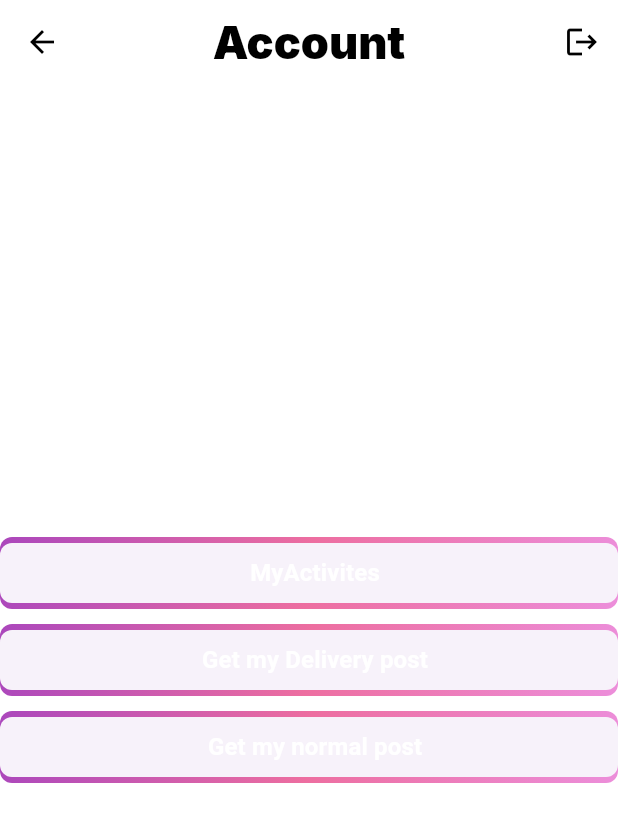
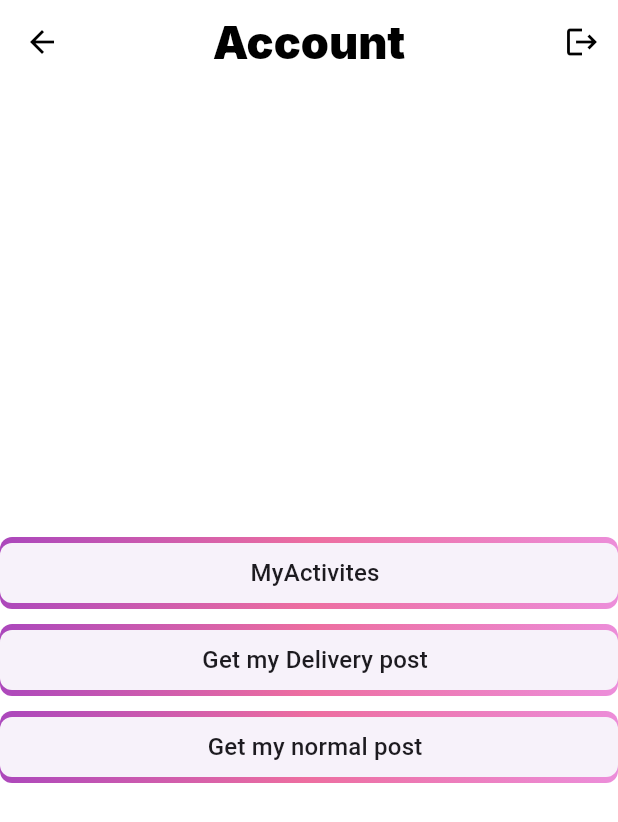
Before and after one commit to OnyemaAnthony/carshop_mobile, a Flutter app: the AccountScreen screen opened directly, on a phone screen of 412 x 824 dp. Shown: the top 822 px of the screen. Run offline on Flutter 3.47's test engine with Material 2 defaults, Android fonts, the phone set to English and light mode, and no system bars; our stand-ins replace appinio_swiper, bloc, card_swiper, dio, equatable, firebase_auth and 12 more; missing offline and left inert: aad_oauth, carshop_clientsdk, flutter_facebook_auth, jwt_decode; accounts and stored records are empty.

Commit message:
add dark theme fix merge conflict

```diff
--- a/lib/blocs/comment/comment_event.dart
+++ b/lib/blocs/comment/comment_event.dart
@@ -9,7 +9,7 @@ abstract class CommentEvent extends Equatable {
 
 class GetAllCommentsEvent extends CommentEvent {
   final String parentId;
-//final GetManyCommentsDto getManyCommentsDto;
+
   const GetAllCommentsEvent(this.parentId);
 }
 
--- a/lib/screens/comment_screen.dart
+++ b/lib/screens/comment_screen.dart
@@ -5,8 +5,6 @@ import 'package:flutter_bloc/flutter_bloc.dart';
 import '../blocs/comment/comment_bloc.dart';
 
 class CommentScreen extends StatefulWidget {
-  const CommentScreen({super.key});
-
   @override
   State<CommentScreen> createState() => _CommentScreenState();
 }
--- a/lib/utilities/colors.dart
+++ b/lib/utilities/colors.dart
@@ -2,8 +2,11 @@ import 'package:flutter/material.dart';
 
 class AppColors {
   static const Color scaffoldColorLight = Color(0xffffffff);
+  static const Color scaffoldColorDark = Color(0xff000000);
   static const Color primaryColorLight = Color(0xff3C8BDB);
+  static const Color primaryColorDark = Color(0xff3C8BDB);
   static const Color secondColor = Color(0xff145270);
   static const Color thirdColor = Color(0xff45a7b5);
   static const Color thirdLightColor = Color(0xff54c6d6);
+  static const Color white = Color(0xffffffff);
 }
--- a/lib/widgets/submit_button.dart
+++ b/lib/widgets/submit_button.dart
@@ -12,6 +12,7 @@ class SubmitButton extends StatelessWidget {
   Widget build(BuildContext context) {
     return Container(
       decoration: BoxDecoration(
+        // color: Colors.black,
         gradient: LinearGradient(
           colors: [
             Colors.purple.shade400,
@@ -41,14 +42,7 @@ class SubmitButton extends StatelessWidget {
             padding: const EdgeInsets.only(right: 8.0),
             child: logo,
           ),
-          Text(
-            text,
-            style: const TextStyle(
-              color: Colors.white,
-              fontSize: 16.0,
-              fontWeight: FontWeight.bold,
-            ),
-          ),
+          Text(text, style: Theme.of(context).textTheme.titleMedium),
         ]),
       ),
     );
```
Also changed, not shown: lib/screens/account_screen.dart (+10 -8 lines), lib/utilities/theme.dart (+50 -0 lines).
